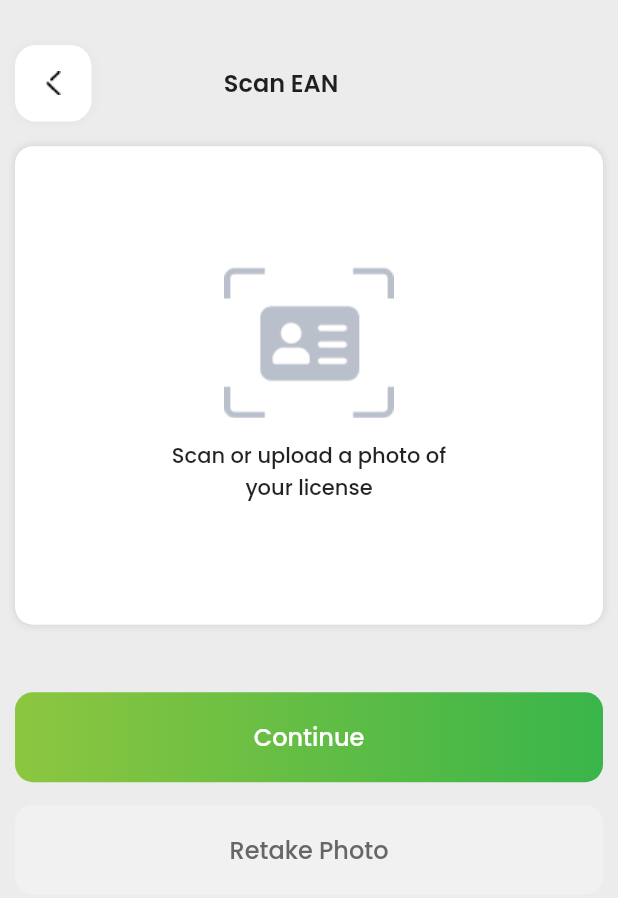
After one commit to BilalN10/shelf_life, a Flutter app: the QrCodeScannerPage screen opened directly, on a phone screen of 412 x 824 dp. The commit adds this screen. Shown: the top 898 px of the screen. Run offline on Flutter 3.47's test engine with Material 2 defaults, Android fonts, the phone set to English and light mode, and no system bars; our stand-ins replace barcode_widget, dotted_border, flutter_svg, get, google_fonts, image_picker and 3 more.

Commit message:
scan done

```diff
--- a/lib/constants/icons.dart
+++ b/lib/constants/icons.dart
@@ -33,4 +33,5 @@ class IconClass {
   static const faq1 = 'assets/icons/faq1.png';
   static const arrowDown = 'assets/icons/arrowdown.png';
   static const bestQuality = 'assets/icons/bestquality.png';
+  static const scan = 'assets/icons/scan.png';
 }
--- a/lib/views/pages/bottom_nav/tabs/product/add_product_page.dart
+++ b/lib/views/pages/bottom_nav/tabs/product/add_product_page.dart
@@ -9,6 +9,7 @@ import 'package:intl/intl.dart';
 import 'package:responsive_sizer/responsive_sizer.dart';
 import 'package:shelf_life/constants/icons.dart';
 import 'package:shelf_life/models/select_feature_model.dart';
+import 'package:shelf_life/views/pages/qr_scanner/qr_code_scanner_page.dart';
 import 'package:shelf_life/views/widgets/common_field.dart';
 import 'package:shelf_life/views/widgets/custom_back_button.dart';
 import 'package:shelf_life/views/widgets/primary_button.dart';
@@ -341,11 +342,25 @@ class _AddProductPageState extends State<AddProductPage> {
                       ),
                 _inputText.isNotEmpty
                     ? Center(
-                        child: BarcodeWidget(
-                          barcode: Barcode.code128(),
-                          data: _inputText,
-                          height: 80,
-                          width: 200,
+                        child: GestureDetector(
+                          onTap: () => Get.to(() => QrCodeScannerPage()),
+                          child: Column(
+                            children: [
+                              Text(
+                                'EAN Number',
+                                style: GoogleFonts.poppins(
+                                    fontSize: Adaptive.px(10),
+                                    fontWeight: FontWeight.w500),
+                              ),
+                              const SizedBox(height: 5),
+                              BarcodeWidget(
+                                barcode: Barcode.code128(),
+                                data: _inputText,
+                                height: 80,
+                                width: 200,
+                              ),
+                            ],
+                          ),
                         ),
                       )
                     : CommonField(
--- /dev/null
+++ b/lib/views/pages/qr_scanner/qr_code_scanner_page.dart
@@ -0,0 +1,131 @@
+import 'package:barcode_widget/barcode_widget.dart';
+import 'package:flutter/material.dart';
+import 'package:google_fonts/google_fonts.dart';
+import 'package:responsive_sizer/responsive_sizer.dart';
+import 'package:shelf_life/constants/icons.dart';
+import 'package:shelf_life/views/widgets/custom_back_button.dart';
+import 'package:shelf_life/views/widgets/primary_button.dart';
+
+class QrCodeScannerPage extends StatefulWidget {
+  const QrCodeScannerPage({super.key});
+
+  @override
+  State<QrCodeScannerPage> createState() => _QrCodeScannerPageState();
+}
+
+class _QrCodeScannerPageState extends State<QrCodeScannerPage> {
+  bool isScan = false;
+
+  @override
+  Widget build(BuildContext context) {
+    return Scaffold(
+      backgroundColor: const Color(0xffECECEC),
+      body: SizedBox(
+        height: Adaptive.h(100),
+        width: Adaptive.w(100),
+        child: Padding(
+          padding: EdgeInsets.only(
+              left: Adaptive.px(10),
+              right: Adaptive.px(10),
+              top: Adaptive.px(30)),
+          child: Column(
+            children: [
+              Row(
+                children: [
+                  CustomBackButton(),
+                  const Spacer(),
+                  Text(
+                    'Scan EAN',
+                    style: GoogleFonts.poppins(
+                        fontSize: Adaptive.px(16), fontWeight: FontWeight.w600),
+                  ),
+                  const Spacer(
+                    flex: 2,
+                  ),
+                ],
+              ),
+              SizedBox(
+                height: Adaptive.h(2),
+              ),
+              Container(
+                width: Adaptive.w(100),
+                height: Adaptive.px(319),
+                decoration: BoxDecoration(
+                  color: Colors.white,
+                  borderRadius: BorderRadius.circular(12),
+                  boxShadow: const [
+                    BoxShadow(
+                      color: Colors.black12,
+                      blurRadius: 4,
+                    ),
+                  ],
+                ),
+                child: isScan
+                    ? Column(
+                        mainAxisAlignment: MainAxisAlignment.center,
+                        children: [
+                          BarcodeWidget(
+                            barcode: Barcode.code128(),
+                            data: '123',
+                            width: 200,
+                            height: 150,
+                          ),
+                        ],
+                      )
+                    : Column(
+                        mainAxisAlignment: MainAxisAlignment.center,
+                        children: [
+                          Image.asset(IconClass.scan),
+                          SizedBox(
+                            height: Adaptive.px(15),
+                          ),
+                          Text(
+                            'Scan or upload a photo of\nyour license',
+                            textAlign: TextAlign.center,
+                            style: GoogleFonts.poppins(
+                              fontSize: Adaptive.px(14),
+                              fontWeight: FontWeight.w500,
+                            ),
+                          ),
+                        ],
+                      ),
+              ),
+              SizedBox(
+                height: Adaptive.px(45),
+              ),
+              PrimaryButton(
+                  onTap: () {
+                    setState(() {
+                      isScan = !isScan;
+                    });
+                  },
+                  text: 'Continue'),
+              SizedBox(
+                height: Adaptive.px(15),
+              ),
+              GestureDetector(
+                onTap: () {},
+                child: Container(
+                  height: Adaptive.px(60),
+                  width: Adaptive.w(100),
+                  decoration: BoxDecoration(
+                      borderRadius: BorderRadius.circular(12),
+                      color: const Color(0xffF1F1F1)),
+                  child: Center(
+                    child: Text(
+                      'Retake Photo',
+                      style: GoogleFonts.poppins(
+                          color: const Color(0xff666666),
+                          fontSize: Adaptive.px(16),
+                          fontWeight: FontWeight.w500),
+                    ),
+                  ),
+                ),
+              ),
+            ],
+          ),
+        ),
+      ),
+    );
+  }
+}
--- a/pubspec.yaml
+++ b/pubspec.yaml
@@ -45,6 +45,7 @@ dependencies:
   image_picker: ^0.8.7+1
   intl: ^0.18.0
   barcode_widget: ^2.0.3
+  flutter_barcode_scanner: ^2.0.0
 
 dev_dependencies:
   flutter_test:
```
Also changed, not shown: assets/icons/scan.png (added), pubspec.lock.
